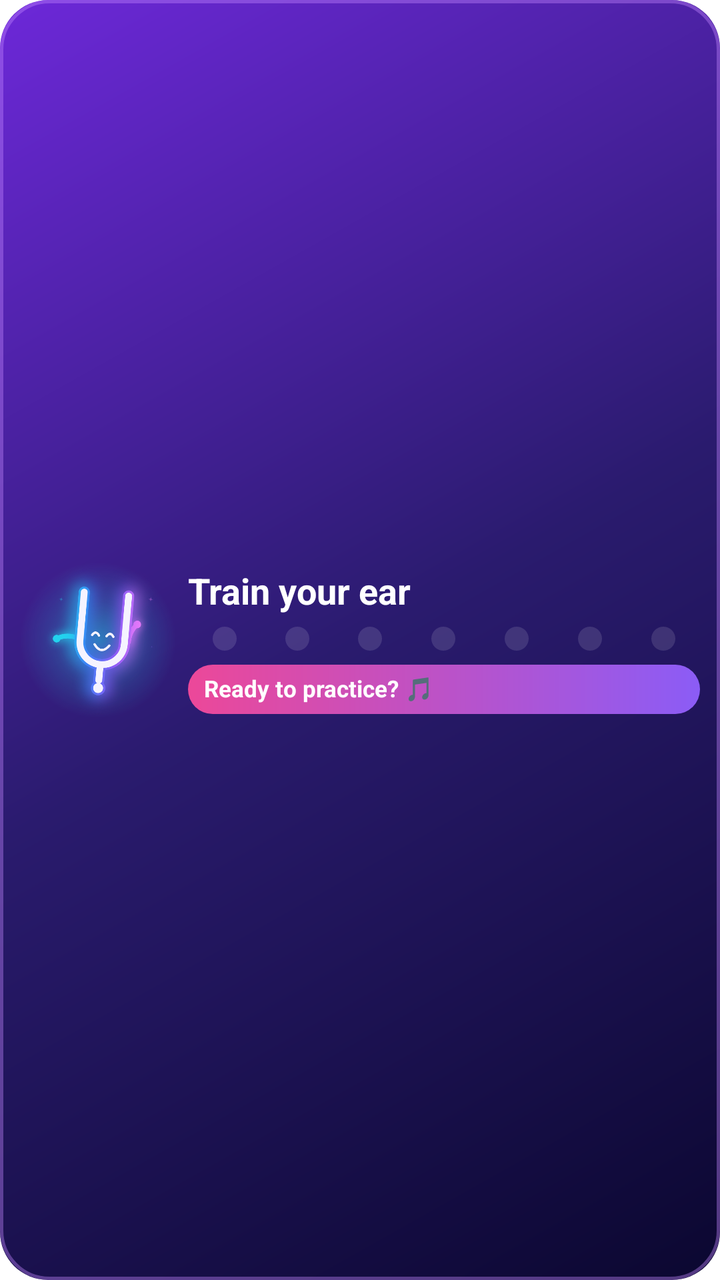
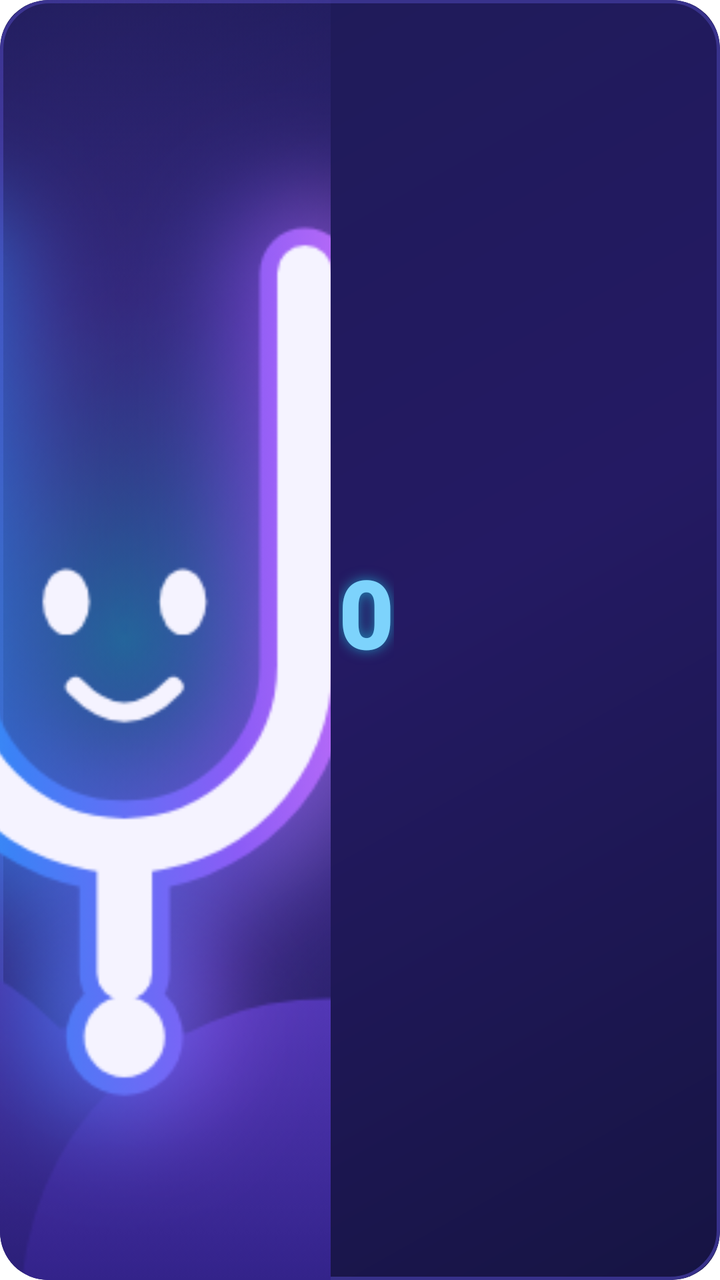

Two renders of the same Android screen: before a commit and after it. Below are the layout's source before the change and the commit's diff.
<!-- AndroidManifest.xml: fallback theme Theme.MaterialComponents.DayNight.NoActionBar -->
<!-- res/layout/widget_intonia.xml -->
<?xml version="1.0" encoding="utf-8"?>
<LinearLayout xmlns:android="http://schemas.android.com/apk/res/android"
    android:id="@+id/widget_root"
    android:layout_width="match_parent"
    android:layout_height="match_parent"
    android:background="@drawable/widget_background"
    android:gravity="center_vertical"
    android:orientation="horizontal"
    android:padding="10dp">

    <FrameLayout
        android:layout_width="78dp"
        android:layout_height="78dp">

        <ImageView
            android:layout_width="match_parent"
            android:layout_height="match_parent"
            android:importantForAccessibility="no"
            android:src="@drawable/widget_glow" />

        <ImageView
            android:id="@+id/widget_mascot"
            android:layout_width="match_parent"
            android:layout_height="match_parent"
            android:contentDescription="@string/widget_mascot_description"
            android:scaleType="fitCenter"
            android:src="@drawable/widget_mascot_invite" />
    </FrameLayout>

    <LinearLayout
        android:layout_width="0dp"
        android:layout_height="wrap_content"
        android:layout_marginStart="6dp"
        android:layout_weight="1"
        android:orientation="vertical">

        <LinearLayout
            android:id="@+id/widget_streak_row"
            android:layout_width="wrap_content"
            android:layout_height="wrap_content"
            android:gravity="center_vertical"
            android:orientation="horizontal"
            android:visibility="gone">

            <TextView
                android:id="@+id/widget_streak_number"
                android:layout_width="wrap_content"
                android:layout_height="wrap_content"
                android:includeFontPadding="false"
                android:shadowColor="#8822D3EE"
                android:shadowRadius="12"
                android:textColor="#22D3EE"
                android:textSize="34sp"
                android:textStyle="bold" />

            <TextView
                android:id="@+id/widget_streak_label"
                android:layout_width="wrap_content"
                android:layout_height="wrap_content"
                android:layout_marginStart="6dp"
                android:includeFontPadding="false"
                android:maxLines="2"
                android:textColor="#E0E7FF"
                android:textSize="12sp"
                android:textStyle="bold" />
        </LinearLayout>

        <TextView
            android:id="@+id/widget_title"
            android:layout_width="wrap_content"
            android:layout_height="wrap_content"
            android:maxLines="2"
            android:text="@string/widget_default_title"
            android:textColor="#FFFFFF"
            android:textSize="18sp"
            android:textStyle="bold" />

        <LinearLayout
            android:layout_width="match_parent"
            android:layout_height="wrap_content"
            android:layout_marginTop="6dp"
            android:orientation="horizontal">

        <ImageView
            android:id="@+id/widget_day_0"
            android:layout_width="0dp"
            android:layout_height="12dp"
            android:layout_weight="1"
            android:importantForAccessibility="no"
            android:scaleType="centerInside"
            android:src="@drawable/widget_dot_off" />
        <ImageView
            android:id="@+id/widget_day_1"
            android:layout_width="0dp"
            android:layout_height="12dp"
            android:layout_weight="1"
            android:importantForAccessibility="no"
            android:scaleType="centerInside"
            android:src="@drawable/widget_dot_off" />
        <ImageView
            android:id="@+id/widget_day_2"
            android:layout_width="0dp"
            android:layout_height="12dp"
            android:layout_weight="1"
            android:importantForAccessibility="no"
            android:scaleType="centerInside"
            android:src="@drawable/widget_dot_off" />
        <ImageView
            android:id="@+id/widget_day_3"
            android:layout_width="0dp"
            android:layout_height="12dp"
            android:layout_weight="1"
            android:importantForAccessibility="no"
            android:scaleType="centerInside"
            android:src="@drawable/widget_dot_off" />
        <ImageView
            android:id="@+id/widget_day_4"
            android:layout_width="0dp"
            android:layout_height="12dp"
            android:layout_weight="1"
            android:importantForAccessibility="no"
            android:scaleType="centerInside"
            android:src="@drawable/widget_dot_off" />
        <ImageView
            android:id="@+id/widget_day_5"
            android:layout_width="0dp"
            android:layout_height="12dp"
            android:layout_weight="1"
            android:importantForAccessibility="no"
            android:scaleType="centerInside"
            android:src="@drawable/widget_dot_off" />
        <ImageView
            android:id="@+id/widget_day_6"
            android:layout_width="0dp"
            android:layout_height="12dp"
            android:layout_weight="1"
            android:importantForAccessibility="no"
            android:scaleType="centerInside"
            android:src="@drawable/widget_dot_off" />
        </LinearLayout>

        <TextView
            android:id="@+id/widget_message"
            android:layout_width="match_parent"
            android:layout_height="wrap_content"
            android:layout_marginTop="7dp"
            android:background="@drawable/widget_pill_cta"
            android:ellipsize="end"
            android:maxLines="3"
            android:paddingStart="8dp"
            android:paddingTop="4dp"
            android:paddingEnd="8dp"
            android:paddingBottom="5dp"
            android:text="@string/widget_default_message"
            android:textColor="#FFFFFF"
            android:textSize="11.5sp"
            android:textStyle="bold" />
    </LinearLayout>
</LinearLayout>
<!-- resources referenced by this layout -->
<resources>
  <!-- drawable widget_background (drawable) -->
  <?xml version="1.0" encoding="utf-8"?>
  <layer-list xmlns:android="http://schemas.android.com/apk/res/android">
      <item>
          <shape android:shape="rectangle">
              <gradient
                  android:angle="315"
                  android:centerColor="#2A1B6E"
                  android:endColor="#0B0730"
                  android:startColor="#6D28D9" />
              <corners android:radius="24dp" />
          </shape>
      </item>
      <item>
          <shape android:shape="rectangle">
              <corners android:radius="24dp" />
              <stroke
                  android:width="1.5dp"
                  android:color="#66C084FC" />
          </shape>
      </item>
  </layer-list>
  <!-- drawable widget_dot_off (drawable) -->
  <?xml version="1.0" encoding="utf-8"?>
  <shape xmlns:android="http://schemas.android.com/apk/res/android" android:shape="oval">
      <solid android:color="#1FFFFFFF" />
      <size
          android:width="12dp"
          android:height="12dp" />
  </shape>
  <!-- drawable widget_glow (drawable) -->
  <?xml version="1.0" encoding="utf-8"?>
  <shape xmlns:android="http://schemas.android.com/apk/res/android" android:shape="oval">
      <gradient
          android:centerColor="#3322D3EE"
          android:endColor="#0022D3EE"
          android:gradientRadius="50%"
          android:startColor="#8822D3EE"
          android:type="radial" />
  </shape>
  <!-- drawable widget_mascot_invite: png bitmap (drawable-nodpi, 151330 bytes) -->
  <!-- drawable widget_pill_cta (drawable) -->
  <?xml version="1.0" encoding="utf-8"?>
  <shape xmlns:android="http://schemas.android.com/apk/res/android" android:shape="rectangle">
      <gradient
          android:angle="0"
          android:endColor="#8B5CF6"
          android:startColor="#EC4899" />
      <corners android:radius="14dp" />
  </shape>
  <string name="widget_default_message">Ready to practice? 🎵</string>
  <string name="widget_default_title">Train your ear</string>
  <string name="widget_mascot_description">Intonia mascot</string>
</resources>

<!-- the commit's change to res/layout/widget_intonia.xml (unified diff, before → after) -->
@@ -4,156 +4,71 @@
     android:layout_width="match_parent"
     android:layout_height="match_parent"
     android:background="@drawable/widget_background"
+    android:clipToOutline="true"
     android:gravity="center_vertical"
-    android:orientation="horizontal"
-    android:padding="10dp">
+    android:orientation="horizontal">
 
-    <FrameLayout
-        android:layout_width="78dp"
-        android:layout_height="78dp">
-
-        <ImageView
-            android:layout_width="match_parent"
-            android:layout_height="match_parent"
-            android:importantForAccessibility="no"
-            android:src="@drawable/widget_glow" />
-
-        <ImageView
-            android:id="@+id/widget_mascot"
-            android:layout_width="match_parent"
-            android:layout_height="match_parent"
-            android:contentDescription="@string/widget_mascot_description"
-            android:scaleType="fitCenter"
-            android:src="@drawable/widget_mascot_invite" />
-    </FrameLayout>
+    <ImageView
+        android:id="@+id/widget_scene"
+        android:layout_width="0dp"
+        android:layout_height="match_parent"
+        android:layout_weight="46"
+        android:contentDescription="@string/widget_mascot_description"
+        android:scaleType="centerCrop"
+        android:src="@drawable/widget_scene_invite" />
 
     <LinearLayout
+        android:id="@+id/widget_streak_text"
         android:layout_width="0dp"
         android:layout_height="wrap_content"
-        android:layout_marginStart="6dp"
-        android:layout_weight="1"
-        android:orientation="vertical">
+        android:layout_weight="54"
+        android:orientation="vertical"
+        android:paddingStart="4dp"
+        android:paddingEnd="14dp">
 
         <LinearLayout
-            android:id="@+id/widget_streak_row"
             android:layout_width="wrap_content"
             android:layout_height="wrap_content"
             android:gravity="center_vertical"
-            android:orientation="horizontal"
-            android:visibility="gone">
+            android:importantForAccessibility="no"
+            android:orientation="horizontal">
 
             <TextView
                 android:id="@+id/widget_streak_number"
                 android:layout_width="wrap_content"
                 android:layout_height="wrap_content"
+                android:fontFamily="sans-serif-black"
                 android:includeFontPadding="false"
-                android:shadowColor="#8822D3EE"
-                android:shadowRadius="12"
-                android:textColor="#22D3EE"
-                android:textSize="34sp"
-                android:textStyle="bold" />
+                android:shadowColor="#9922D3EE"
+                android:shadowRadius="16"
+                android:text="0"
+                android:textColor="#7DD3FC"
+                android:textSize="48sp" />
 
             <TextView
                 android:id="@+id/widget_streak_label"
                 android:layout_width="wrap_content"
                 android:layout_height="wrap_content"
-                android:layout_marginStart="6dp"
+                android:layout_marginStart="8dp"
+                android:fontFamily="sans-serif-medium"
                 android:includeFontPadding="false"
+                android:lineSpacingMultiplier="1.05"
                 android:maxLines="2"
-                android:textColor="#E0E7FF"
-                android:textSize="12sp"
+                android:textColor="#FFFFFF"
+                android:textSize="15sp"
                 android:textStyle="bold" />
-        </LinearLayout>
-
-        <TextView
-            android:id="@+id/widget_title"
-            android:layout_width="wrap_content"
-            android:layout_height="wrap_content"
-            android:maxLines="2"
-            android:text="@string/widget_default_title"
-            android:textColor="#FFFFFF"
-            android:textSize="18sp"
-            android:textStyle="bold" />
-
-        <LinearLayout
-            android:layout_width="match_parent"
-            android:layout_height="wrap_content"
-            android:layout_marginTop="6dp"
-            android:orientation="horizontal">
-
-        <ImageView
-            android:id="@+id/widget_day_0"
-            android:layout_width="0dp"
-            android:layout_height="12dp"
-            android:layout_weight="1"
-            android:importantForAccessibility="no"
-            android:scaleType="centerInside"
-            android:src="@drawable/widget_dot_off" />
-        <ImageView
-            android:id="@+id/widget_day_1"
-            android:layout_width="0dp"
-            android:layout_height="12dp"
-            android:layout_weight="1"
-            android:importantForAccessibility="no"
-            android:scaleType="centerInside"
-            android:src="@drawable/widget_dot_off" />
-        <ImageView
-            android:id="@+id/widget_day_2"
-            android:layout_width="0dp"
-            android:layout_height="12dp"
-            android:layout_weight="1"
-            android:importantForAccessibility="no"
-            android:scaleType="centerInside"
-            android:src="@drawable/widget_dot_off" />
-        <ImageView
-            android:id="@+id/widget_day_3"
-            android:layout_width="0dp"
-            android:layout_height="12dp"
-            android:layout_weight="1"
-            android:importantForAccessibility="no"
-            android:scaleType="centerInside"
-            android:src="@drawable/widget_dot_off" />
-        <ImageView
-            android:id="@+id/widget_day_4"
-            android:layout_width="0dp"
-            android:layout_height="12dp"
-            android:layout_weight="1"
-            android:importantForAccessibility="no"
-            android:scaleType="centerInside"
-            android:src="@drawable/widget_dot_off" />
-        <ImageView
-            android:id="@+id/widget_day_5"
-            android:layout_width="0dp"
-            android:layout_height="12dp"
-            android:layout_weight="1"
-            android:importantForAccessibility="no"
-            android:scaleType="centerInside"
-            android:src="@drawable/widget_dot_off" />
-        <ImageView
-            android:id="@+id/widget_day_6"
-            android:layout_width="0dp"
-            android:layout_height="12dp"
-            android:layout_weight="1"
-            android:importantForAccessibility="no"
-            android:scaleType="centerInside"
-            android:src="@drawable/widget_dot_off" />
         </LinearLayout>
 
         <TextView
             android:id="@+id/widget_message"
             android:layout_width="match_parent"
             android:layout_height="wrap_content"
-            android:layout_marginTop="7dp"
-            android:background="@drawable/widget_pill_cta"
+            android:layout_marginTop="6dp"
             android:ellipsize="end"
-            android:maxLines="3"
-            android:paddingStart="8dp"
-            android:paddingTop="4dp"
-            android:paddingEnd="8dp"
-            android:paddingBottom="5dp"
-            android:text="@string/widget_default_message"
-            android:textColor="#FFFFFF"
-            android:textSize="11.5sp"
-            android:textStyle="bold" />
+            android:importantForAccessibility="no"
+            android:lineSpacingMultiplier="1.1"
+            android:maxLines="2"
+            android:textColor="#C7C9F2"
+            android:textSize="13sp" />
     </LinearLayout>
 </LinearLayout>
<!-- resource entries referenced after the edit -->
@@ -7,9 +7,9 @@
           <shape android:shape="rectangle">
               <gradient
                   android:angle="315"
-                  android:centerColor="#2A1B6E"
-                  android:endColor="#0B0730"
-                  android:startColor="#6D28D9" />
+                  android:centerColor="#241A63"
+                  android:endColor="#161443"
+                  android:startColor="#1E1B57" />
               <corners android:radius="24dp" />
           </shape>
       </item>
@@ -18,40 +18,11 @@
               <corners android:radius="24dp" />
               <stroke
                   android:width="1.5dp"
-                  android:color="#66C084FC" />
+                  android:color="#E63B3592" />
           </shape>
       </item>
   </layer-list>
-  <!-- drawable widget_dot_off (drawable) -->
-  <?xml version="1.0" encoding="utf-8"?>
-  <shape xmlns:android="http://schemas.android.com/apk/res/android" android:shape="oval">
-      <solid android:color="#1FFFFFFF" />
-      <size
-          android:width="12dp"
-          android:height="12dp" />
-  </shape>
-  <!-- drawable widget_glow (drawable) -->
-  <?xml version="1.0" encoding="utf-8"?>
-  <shape xmlns:android="http://schemas.android.com/apk/res/android" android:shape="oval">
-      <gradient
-          android:centerColor="#3322D3EE"
-          android:endColor="#0022D3EE"
-          android:gradientRadius="50%"
-          android:startColor="#8822D3EE"
-          android:type="radial" />
-  </shape>
-  <!-- drawable widget_mascot_invite: png bitmap (drawable-nodpi, 151330 bytes) -->
-  <!-- drawable widget_pill_cta (drawable) -->
-  <?xml version="1.0" encoding="utf-8"?>
-  <shape xmlns:android="http://schemas.android.com/apk/res/android" android:shape="rectangle">
-      <gradient
-          android:angle="0"
-          android:endColor="#8B5CF6"
-          android:startColor="#EC4899" />
-      <corners android:radius="14dp" />
-  </shape>
-  <string name="widget_default_message">Ready to practice? 🎵</string>
-  <string name="widget_default_title">Train your ear</string>
+  <!-- drawable widget_scene_invite: png bitmap (drawable-nodpi, 243015 bytes) -->
   <string name="widget_mascot_description">Intonia mascot</string>
 </resources>
 
